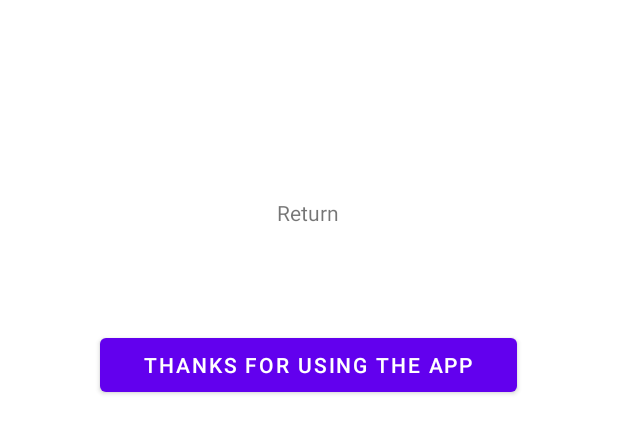
After one commit to FaysalBM/MiniActivity2, an Android app: the layout activity_2.xml on its own in the app's theme, with its tools: preview values and no code run, on a phone screen of 412 x 824 dp. The commit adds this screen. Shown: the top 433 px of the screen. Run offline under Robolectric (Android 15) with nearby library versions, the phone set to English and light mode, and no system bars.

Commit message:
added second activity

```diff
--- /dev/null
+++ b/app/src/main/java/com/example/miniactivity2/Activity2.kt
@@ -0,0 +1,11 @@
+package com.example.miniactivity2
+
+import androidx.appcompat.app.AppCompatActivity
+import android.os.Bundle
+
+class Activity2 : AppCompatActivity() {
+    override fun onCreate(savedInstanceState: Bundle?) {
+        super.onCreate(savedInstanceState)
+        setContentView(R.layout.activity_main)
+    }
+}
--- /dev/null
+++ b/app/src/main/res/layout/activity_2.xml
@@ -0,0 +1,36 @@
+<?xml version="1.0" encoding="utf-8"?>
+<androidx.constraintlayout.widget.ConstraintLayout xmlns:android="http://schemas.android.com/apk/res/android"
+    xmlns:app="http://schemas.android.com/apk/res-auto"
+    xmlns:tools="http://schemas.android.com/tools"
+    android:layout_width="match_parent"
+    android:layout_height="match_parent"
+    tools:context=".Activity2">
+
+    <TextView
+        android:id="@+id/byeText"
+        android:layout_width="223dp"
+        android:layout_height="31dp"
+        android:layout_marginStart="94dp"
+        android:layout_marginTop="75dp"
+        android:layout_marginEnd="94dp"
+        android:text="@string/exit_text"
+        android:textAlignment="center"
+        app:layout_constraintBottom_toTopOf="@+id/backButton"
+        app:layout_constraintEnd_toEndOf="parent"
+        app:layout_constraintHorizontal_bias="0.0"
+        app:layout_constraintStart_toStartOf="parent"
+        app:layout_constraintTop_toTopOf="parent" />
+
+    <Button
+        android:id="@+id/backButton"
+        android:layout_width="278dp"
+        android:layout_height="48dp"
+        android:layout_marginStart="66dp"
+        android:layout_marginEnd="67dp"
+        android:layout_marginBottom="500dp"
+        android:text="@string/go_back"
+        app:layout_constraintBottom_toBottomOf="parent"
+        app:layout_constraintEnd_toEndOf="parent"
+        app:layout_constraintStart_toStartOf="parent"
+        app:layout_constraintTop_toBottomOf="@+id/byeText" />
+</androidx.constraintlayout.widget.ConstraintLayout>
--- a/app/src/main/res/values/strings.xml
+++ b/app/src/main/res/values/strings.xml
@@ -6,4 +6,6 @@
     <string name="enter_num">Enter number of repetitions:</string>
     <string name="num_input">3</string>
     <string name="go_button">Go next Screen</string>
+    <string name="go_back">Thanks for using the app</string>
+    <string name="exit_text">Return</string>
 </resources>
```
